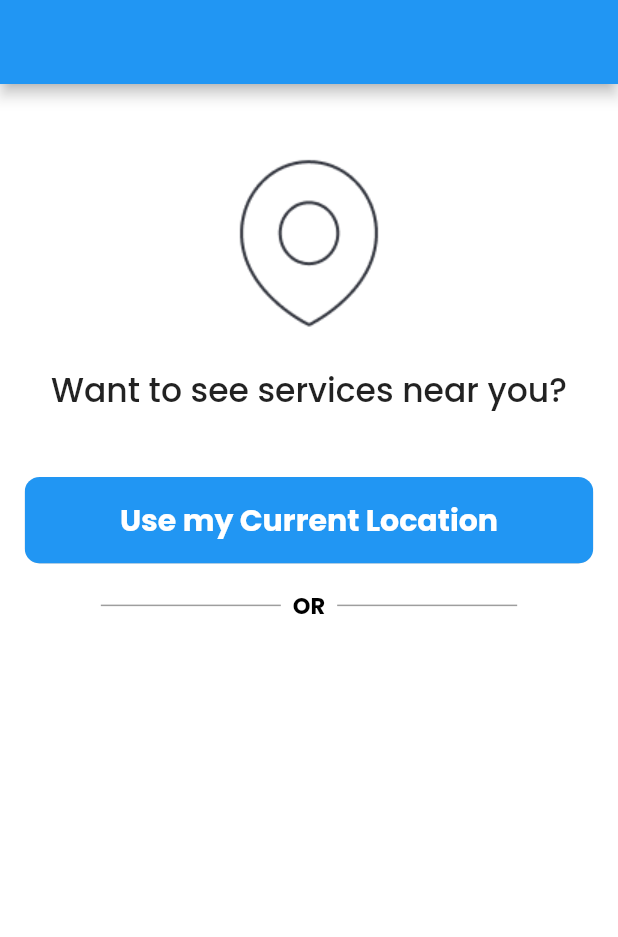
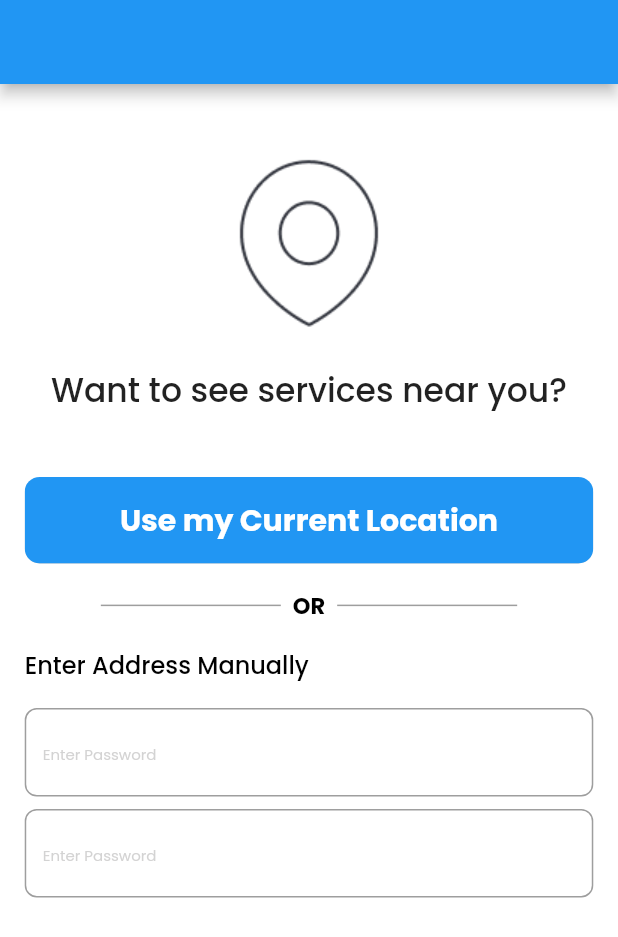
Before and after one commit to hardik17771/HomeEaze_SourceCode, a Flutter app: the screen it shows after launch, on a phone screen of 412 x 824 dp. Shown: the top 937 px of the screen. Run offline on Flutter 3.47's test engine with Material 2 defaults, Android fonts, the phone set to English and light mode, and no system bars; our stand-ins replace cloud_firestore, firebase_auth, firebase_core, flutter_svg, geocoding, geolocator and 2 more; missing offline and left inert: dart:ffi; accounts and stored records are empty.

Commit message:
Location page in progress

```diff
--- a/lib/UI/User/get_address.dart
+++ b/lib/UI/User/get_address.dart
@@ -84,8 +84,55 @@ class LocationPage extends StatelessWidget {
                     width: 120.0,
                     color: Colors.grey,
                   ),
+
                 ],
               ),
+            ),
+            SizedBox(
+              height: screenHeight*0.02,
+            ),
+            Column(
+              crossAxisAlignment: CrossAxisAlignment.start,
+              children: [
+                Text(
+                  'Enter Address Manually',
+                  style: GoogleFonts.poppins(
+                    fontSize: 16,
+                    fontWeight: FontWeight.w500,
+                    color: Colors.black,
+                  ),
+                ),
+                SizedBox(
+                  height: screenHeight*0.02,
+                ),
+                TextField(
+
+                  obscureText: true,
+                  decoration: InputDecoration(
+                    hintStyle: GoogleFonts.poppins(
+                        fontSize: 10, color: Color(0xFFA8A7A7).withOpacity(.5)),
+                    hintText: 'Enter Password',
+                    border: OutlineInputBorder(
+                      borderRadius: BorderRadius.circular(8.0),
+                    ),
+                  ),
+                ),
+                SizedBox(
+                  height: screenHeight*0.01,
+                ),
+                TextField(
+
+                  obscureText: true,
+                  decoration: InputDecoration(
+                    hintStyle: GoogleFonts.poppins(
+                        fontSize: 10, color: Color(0xFFA8A7A7).withOpacity(.5)),
+                    hintText: 'Enter Password',
+                    border: OutlineInputBorder(
+                      borderRadius: BorderRadius.circular(8.0),
+                    ),
+                  ),
+                ),
+              ],
             )
 
           ],
```
